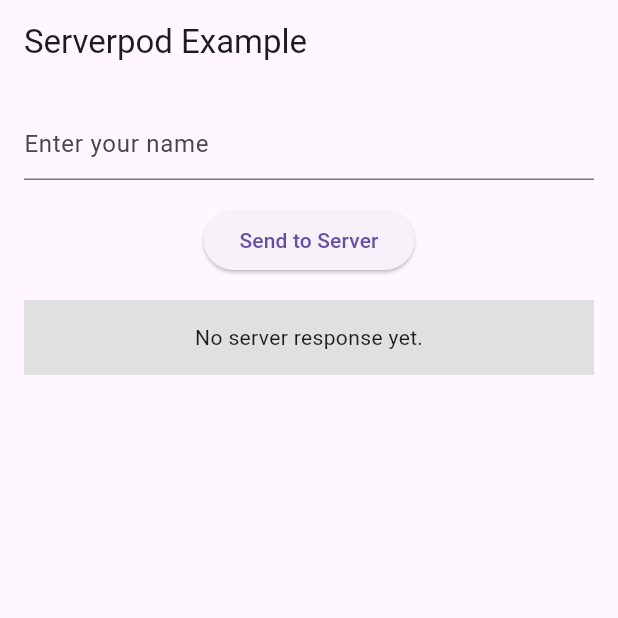
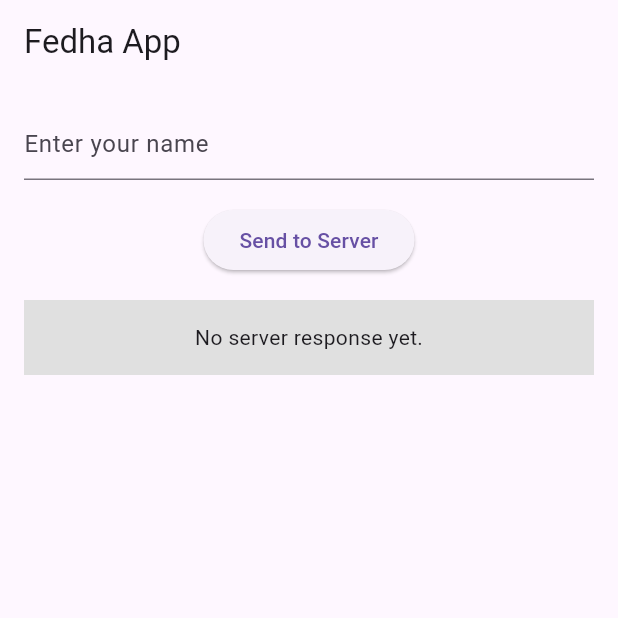
Before and after one commit to MikeMwita/fedha_mobile, a Flutter app: the screen it shows after launch, on a phone screen of 412 x 824 dp, the top half of it. Run offline on Flutter 3.47's test engine with Material 3 defaults, Android fonts, the phone set to English and light mode, and no system bars; our stand-ins replace local_auth; missing offline and left inert: serverpod, serverpod_client, serverpod_flutter.

Commit message:
Setup Project

```diff
--- a/fedhaa_flutter/lib/main.dart
+++ b/fedhaa_flutter/lib/main.dart
@@ -20,11 +20,11 @@
   @override
   Widget build(BuildContext context) {
     return MaterialApp(
-      title: 'Serverpod Demo',
+      title: 'Fedha App',
       theme: ThemeData(
         primarySwatch: Colors.blue,
       ),
-      home: const MyHomePage(title: 'Serverpod Example'),
+      home: const MyHomePage(title: 'Fedha App'),
     );
   }
 }
```
